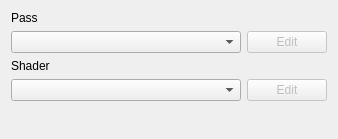
Qt form code/nel/tools/3d/object_viewer_qt/src/plugins/material_editor/material_widget.ui (ryzom/ryzomcore) before a commit.
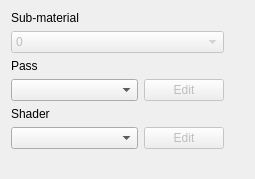
The same form after that commit.

Commit message:
Added GUI code for multi/sub-material.
branch : gsoc2013-dfighter

Diff of the .ui file:
```diff
--- a/code/nel/tools/3d/object_viewer_qt/src/plugins/material_editor/material_widget.ui
+++ b/code/nel/tools/3d/object_viewer_qt/src/plugins/material_editor/material_widget.ui
@@ -6,8 +6,8 @@
    <rect>
     <x>0</x>
     <y>0</y>
-    <width>338</width>
-    <height>139</height>
+    <width>255</width>
+    <height>179</height>
    </rect>
   </property>
   <property name="windowTitle">
@@ -15,13 +15,32 @@
   </property>
   <layout class="QGridLayout" name="gridLayout">
    <item row="0" column="0">
+    <widget class="QLabel" name="label_3">
+     <property name="text">
+      <string>Sub-material</string>
+     </property>
+    </widget>
+   </item>
+   <item row="1" column="0">
+    <widget class="QComboBox" name="subMatCB">
+     <property name="enabled">
+      <bool>false</bool>
+     </property>
+     <item>
+      <property name="text">
+       <string>0</string>
+      </property>
+     </item>
+    </widget>
+   </item>
+   <item row="2" column="0">
     <widget class="QLabel" name="label">
      <property name="text">
       <string>Pass</string>
      </property>
     </widget>
    </item>
-   <item row="1" column="0" colspan="2">
+   <item row="3" column="0">
     <layout class="QHBoxLayout" name="horizontalLayout">
      <item>
       <widget class="QComboBox" name="passCB"/>
@@ -44,14 +63,14 @@
      </item>
     </layout>
    </item>
-   <item row="2" column="0">
+   <item row="4" column="0">
     <widget class="QLabel" name="label_2">
      <property name="text">
       <string>Shader</string>
      </property>
     </widget>
    </item>
-   <item row="3" column="0" colspan="2">
+   <item row="5" column="0">
     <layout class="QHBoxLayout" name="horizontalLayout_2">
      <item>
       <widget class="QComboBox" name="shaderCB">
@@ -80,7 +99,7 @@
      </item>
     </layout>
    </item>
-   <item row="4" column="1">
+   <item row="6" column="1">
     <spacer name="verticalSpacer">
      <property name="orientation">
       <enum>Qt::Vertical</enum>
```
The commit also changes 7 other files.
